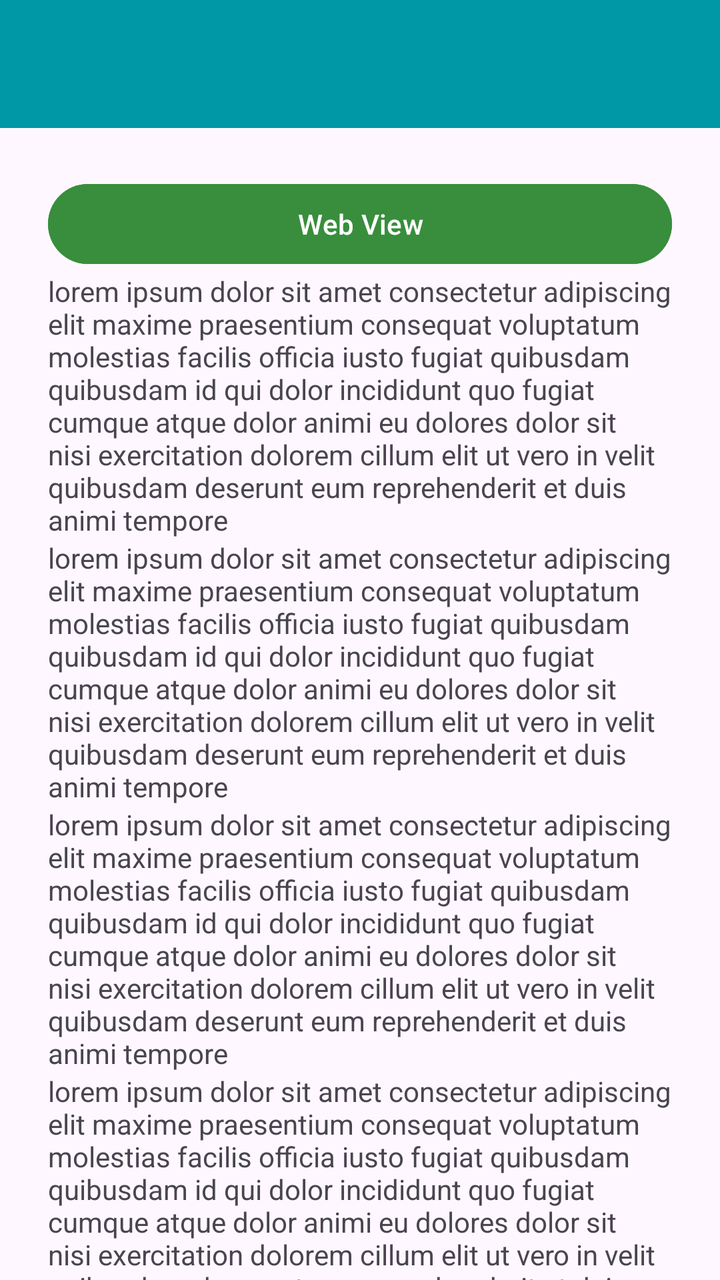
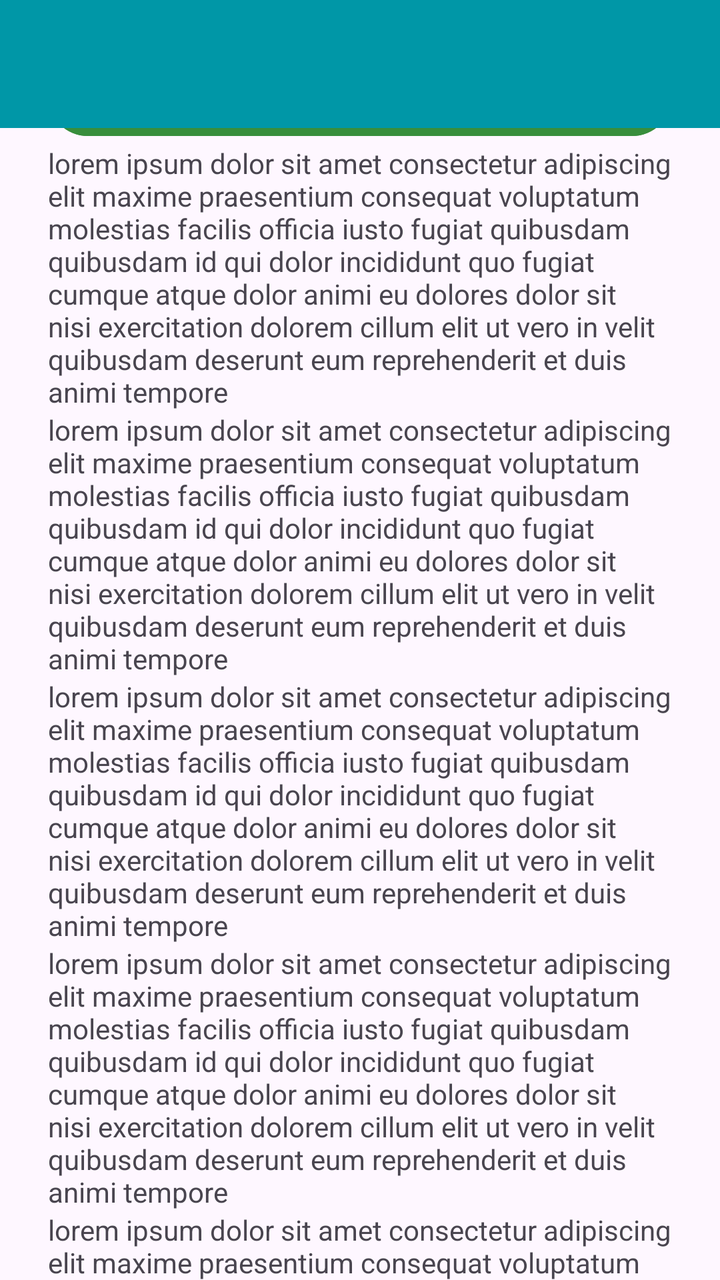

The first picture is an Android layout as it rendered before a commit; the second is the same layout after the commit. The layout source and the unified diff follow.
<!-- AndroidManifest.xml: application theme Theme.MikhailMuhammadRizq -->
<!-- res/layout/activity_lima.xml -->
<?xml version="1.0" encoding="utf-8"?>
<androidx.coordinatorlayout.widget.CoordinatorLayout xmlns:android="http://schemas.android.com/apk/res/android"
    xmlns:app="http://schemas.android.com/apk/res-auto"
    xmlns:tools="http://schemas.android.com/tools"
    android:id="@+id/main"
    android:layout_width="match_parent"
    android:layout_height="match_parent"
    tools:context=".pertemuan5.LimaActivity">
    <com.google.android.material.appbar.AppBarLayout
        android:id="@+id/appBar"
        android:layout_width="match_parent"
        android:layout_height="wrap_content">


    <androidx.appcompat.widget.Toolbar
        android:id="@+id/toolbar"
        android:layout_width="match_parent"
        android:layout_height="?attr/actionBarSize"
        android:background="#0097A7"
        app:layout_constraintEnd_toEndOf="parent"
        app:layout_constraintStart_toStartOf="parent"
        app:layout_constraintTop_toTopOf="parent"
        app:subtitleTextColor="@android:color/white"
        app:titleTextColor="@android:color/white"
        app:layout_scrollFlags="scroll|enterAlways"
        />

    </com.google.android.material.appbar.AppBarLayout>

    <androidx.core.widget.NestedScrollView
        android:layout_width="match_parent"
        android:layout_height="match_parent"
        app:layout_behavior="@string/appbar_scrolling_view_behavior"
        android:padding="24dp"
        android:clipToPadding="false">
        <LinearLayout
            android:layout_width="match_parent"
            android:layout_height="wrap_content"
            android:orientation="vertical"
            android:gravity="center_horizontal">
            
            
            <Button
                android:id="@+id/btnWebView"
                android:layout_width="match_parent"
                android:layout_height="wrap_content"
                android:text="Web View"
                android:backgroundTint="#388E3C"/>

            <TextView
                android:layout_width="match_parent"
                android:layout_height="wrap_content"
                android:text="@string/loremIpsum"></TextView>
            <TextView
                android:layout_width="match_parent"
                android:layout_height="wrap_content"
                android:text="@string/loremIpsum"></TextView>
            <TextView
                android:layout_width="match_parent"
                android:layout_height="wrap_content"
                android:text="@string/loremIpsum"></TextView>
            <TextView
                android:layout_width="match_parent"
                android:layout_height="wrap_content"
                android:text="@string/loremIpsum"></TextView>
            <TextView
                android:layout_width="match_parent"
                android:layout_height="wrap_content"
                android:text="@string/loremIpsum"></TextView>
            <TextView
                android:layout_width="match_parent"
                android:layout_height="wrap_content"
                android:text="@string/loremIpsum"></TextView>
            <TextView
                android:layout_width="match_parent"
                android:layout_height="wrap_content"
                android:text="@string/loremIpsum"></TextView>
            <TextView
                android:layout_width="match_parent"
                android:layout_height="wrap_content"
                android:text="@string/loremIpsum"></TextView>
            <TextView
                android:layout_width="match_parent"
                android:layout_height="wrap_content"
                android:text="@string/loremIpsum"></TextView>
            <TextView
                android:layout_width="match_parent"
                android:layout_height="wrap_content"
                android:text="@string/loremIpsum"></TextView>
        </LinearLayout>
    </androidx.core.widget.NestedScrollView>
</androidx.coordinatorlayout.widget.CoordinatorLayout>
<!-- resources referenced by this layout -->
<resources>
  <string name="loremIpsum">lorem ipsum dolor sit amet consectetur adipiscing elit maxime praesentium consequat voluptatum molestias facilis officia iusto fugiat quibusdam quibusdam id qui dolor incididunt quo fugiat cumque atque dolor animi eu dolores dolor sit nisi exercitation dolorem cillum elit ut vero in velit quibusdam deserunt eum reprehenderit et duis animi tempore</string>
  <style name="Theme.MikhailMuhammadRizq" parent="Base.Theme.MikhailMuhammadRizq" />
  <style name="Base.Theme.MikhailMuhammadRizq" parent="Theme.Material3.DayNight.NoActionBar">
          
          
      </style>
</resources>

<!-- the commit's change to res/layout/activity_lima.xml (unified diff, before → after) -->
@@ -11,19 +11,6 @@
         android:layout_width="match_parent"
         android:layout_height="wrap_content">
 
-
-    <androidx.appcompat.widget.Toolbar
-        android:id="@+id/toolbar"
-        android:layout_width="match_parent"
-        android:layout_height="?attr/actionBarSize"
-        android:background="#0097A7"
-        app:layout_constraintEnd_toEndOf="parent"
-        app:layout_constraintStart_toStartOf="parent"
-        app:layout_constraintTop_toTopOf="parent"
-        app:subtitleTextColor="@android:color/white"
-        app:titleTextColor="@android:color/white"
-        app:layout_scrollFlags="scroll|enterAlways"
-        />
 
     </com.google.android.material.appbar.AppBarLayout>
 
@@ -39,7 +26,7 @@
             android:orientation="vertical"
             android:gravity="center_horizontal">
             
-            
+
             <Button
                 android:id="@+id/btnWebView"
                 android:layout_width="match_parent"
@@ -89,4 +76,18 @@
                 android:text="@string/loremIpsum"></TextView>
         </LinearLayout>
     </androidx.core.widget.NestedScrollView>
+
+    <androidx.appcompat.widget.Toolbar
+        android:id="@+id/toolbar"
+        android:layout_width="match_parent"
+        android:layout_height="?attr/actionBarSize"
+        android:background="#0097A7"
+        app:layout_anchor="@+id/appBar"
+        app:layout_anchorGravity="center"
+        app:layout_constraintEnd_toEndOf="parent"
+        app:layout_constraintStart_toStartOf="parent"
+        app:layout_constraintTop_toTopOf="parent"
+        app:layout_scrollFlags="scroll|enterAlways"
+        app:subtitleTextColor="@android:color/white"
+        app:titleTextColor="@android:color/white" />
 </androidx.coordinatorlayout.widget.CoordinatorLayout>
